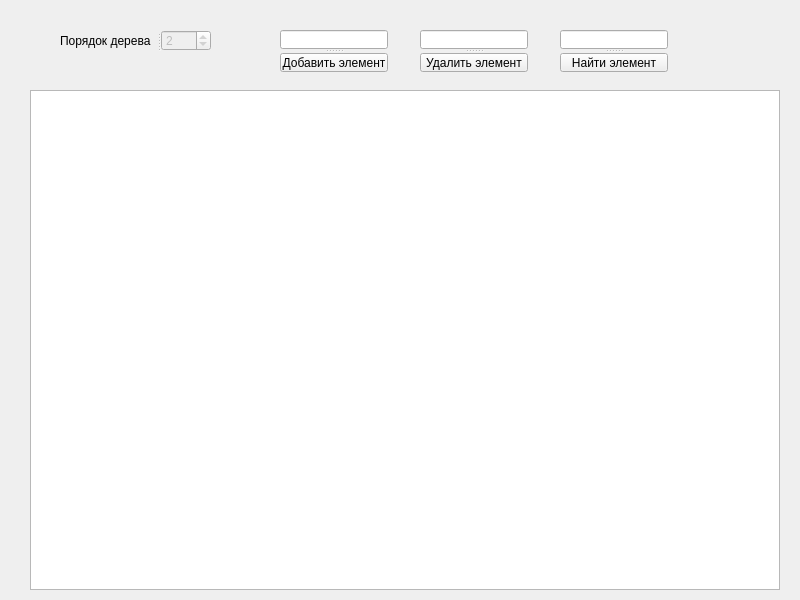
Before: the Qt Designer form mainwindow.ui in CherMiTT/QT_B-tree, drawn with Qt 5.
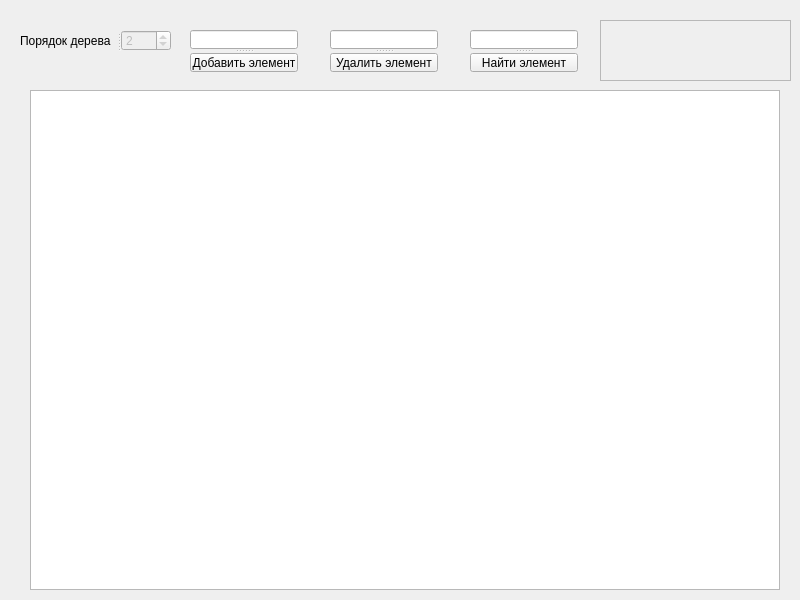
After: the same form once the commit is applied.

Commit message: Added status label.

What changed in the file:
```diff
--- a/mainwindow.ui
+++ b/mainwindow.ui
@@ -23,7 +23,7 @@
    <widget class="QSplitter" name="searchElementSplitter">
     <property name="geometry">
      <rect>
-      <x>560</x>
+      <x>470</x>
       <y>30</y>
       <width>108</width>
       <height>43</height>
@@ -42,7 +42,7 @@
    <widget class="QSplitter" name="eleteElementSplitter">
     <property name="geometry">
      <rect>
-      <x>420</x>
+      <x>330</x>
       <y>30</y>
       <width>108</width>
       <height>43</height>
@@ -61,7 +61,7 @@
    <widget class="QSplitter" name="addElementSplitter">
     <property name="geometry">
      <rect>
-      <x>280</x>
+      <x>190</x>
       <y>30</y>
       <width>108</width>
       <height>43</height>
@@ -80,7 +80,7 @@
    <widget class="QSplitter" name="treeorderSplitter">
     <property name="geometry">
      <rect>
-      <x>60</x>
+      <x>20</x>
       <y>30</y>
       <width>151</width>
       <height>21</height>
@@ -119,6 +119,19 @@
      </rect>
     </property>
    </widget>
+   <widget class="QTextBrowser" name="statusLabel">
+    <property name="enabled">
+     <bool>false</bool>
+    </property>
+    <property name="geometry">
+     <rect>
+      <x>600</x>
+      <y>20</y>
+      <width>191</width>
+      <height>61</height>
+     </rect>
+    </property>
+   </widget>
   </widget>
  </widget>
  <resources/>
```
The commit also changes 2 other files.
